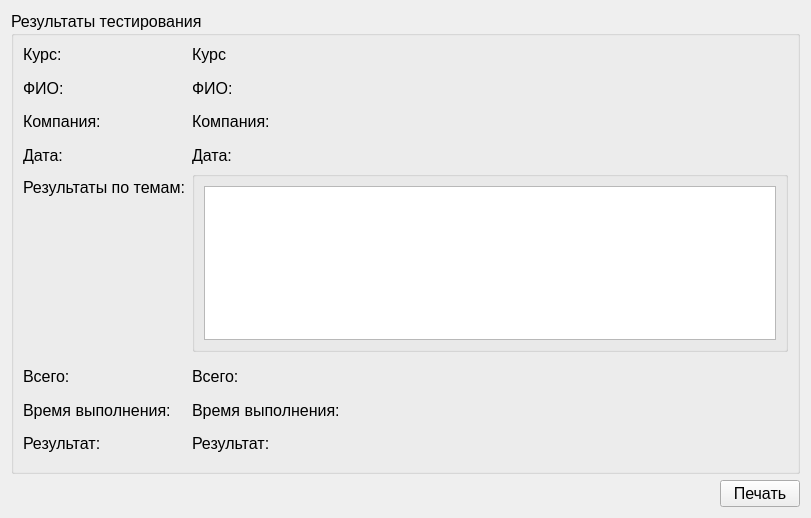
Rayzedan/SystemControlStudent, file fillresult.ui: the form before one commit.
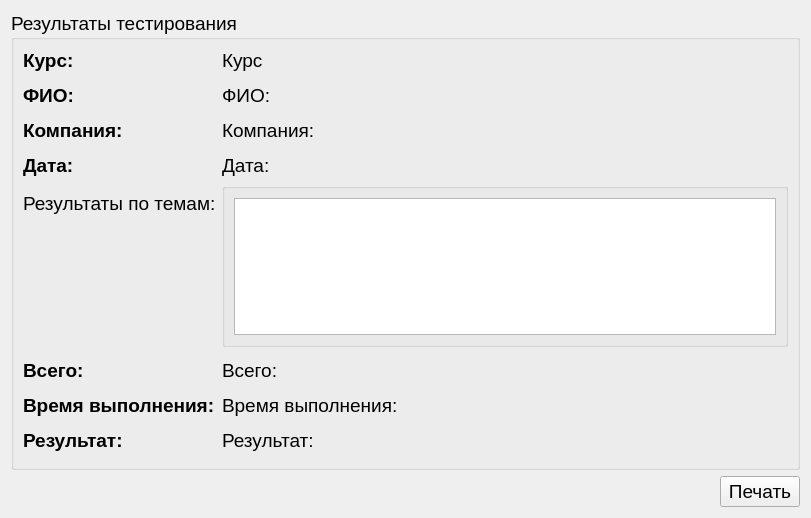
The form after the commit.

The edit to the form file:
```diff
--- a/fillresult.ui
+++ b/fillresult.ui
@@ -18,7 +18,7 @@
   </property>
   <property name="font">
    <font>
-    <pointsize>12</pointsize>
+    <pointsize>14</pointsize>
    </font>
   </property>
   <property name="windowTitle">
@@ -35,6 +35,12 @@
        <layout class="QFormLayout" name="formLayout">
         <item row="0" column="0">
          <widget class="QLabel" name="label_2">
+          <property name="font">
+           <font>
+            <pointsize>14</pointsize>
+            <bold>true</bold>
+           </font>
+          </property>
           <property name="text">
            <string>Курс:</string>
           </property>
@@ -62,6 +68,12 @@
         </item>
         <item row="2" column="0">
          <widget class="QLabel" name="label_3">
+          <property name="font">
+           <font>
+            <pointsize>14</pointsize>
+            <bold>true</bold>
+           </font>
+          </property>
           <property name="text">
            <string>ФИО:</string>
           </property>
@@ -89,6 +101,12 @@
         </item>
         <item row="4" column="0">
          <widget class="QLabel" name="label_4">
+          <property name="font">
+           <font>
+            <pointsize>14</pointsize>
+            <bold>true</bold>
+           </font>
+          </property>
           <property name="text">
            <string>Компания:</string>
           </property>
@@ -116,6 +134,12 @@
         </item>
         <item row="6" column="0">
          <widget class="QLabel" name="label_5">
+          <property name="font">
+           <font>
+            <pointsize>14</pointsize>
+            <bold>true</bold>
+           </font>
+          </property>
           <property name="text">
            <string>Дата:</string>
           </property>
@@ -150,6 +174,12 @@
         </item>
         <item row="9" column="0">
          <widget class="QLabel" name="label_8">
+          <property name="font">
+           <font>
+            <pointsize>14</pointsize>
+            <bold>true</bold>
+           </font>
+          </property>
           <property name="text">
            <string>Всего:</string>
           </property>
@@ -177,6 +207,12 @@
         </item>
         <item row="11" column="0">
          <widget class="QLabel" name="label_9">
+          <property name="font">
+           <font>
+            <pointsize>14</pointsize>
+            <bold>true</bold>
+           </font>
+          </property>
           <property name="text">
            <string>Время выполнения:</string>
           </property>
@@ -204,6 +240,12 @@
         </item>
         <item row="13" column="0">
          <widget class="QLabel" name="label_10">
+          <property name="font">
+           <font>
+            <pointsize>14</pointsize>
+            <bold>true</bold>
+           </font>
+          </property>
           <property name="text">
            <string>Результат:</string>
           </property>
@@ -236,7 +278,25 @@
           </property>
           <layout class="QVBoxLayout" name="verticalLayout_3">
            <item>
-            <widget class="QTableView" name="tableView"/>
+            <widget class="QTableWidget" name="tableWidget">
+             <property name="font">
+              <font>
+               <pointsize>14</pointsize>
+              </font>
+             </property>
+             <property name="focusPolicy">
+              <enum>Qt::StrongFocus</enum>
+             </property>
+             <property name="editTriggers">
+              <set>QAbstractItemView::NoEditTriggers</set>
+             </property>
+             <property name="showGrid">
+              <bool>false</bool>
+             </property>
+             <property name="columnCount">
+              <number>0</number>
+             </property>
+            </widget>
            </item>
           </layout>
          </widget>
```
